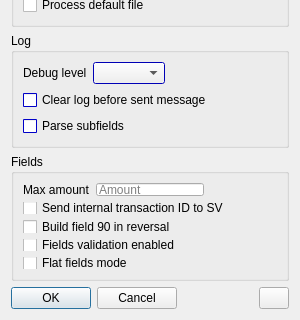
First picture: the form in common/gui/forms/settings.ui, repository FedorIvanov37/sv-terminal, before the edit; both pictures show x 0 to 300 and y 140 to 460 of the 300 by 460 pixel window.
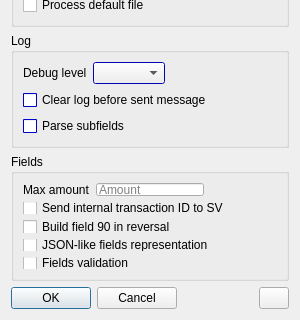
Second picture: the form after the edit.

Commit message: Flat mode changed to JSON mode

```diff
--- a/common/gui/forms/settings.ui
+++ b/common/gui/forms/settings.ui
@@ -231,10 +231,10 @@
         </property>
        </widget>
       </item>
-      <item row="3" column="0">
+      <item row="4" column="0">
        <widget class="QCheckBox" name="ValidationEnabled">
         <property name="text">
-         <string>Fields validation enabled</string>
+         <string>Fields validation</string>
         </property>
        </widget>
       </item>
@@ -279,10 +279,10 @@
         </property>
        </widget>
       </item>
-      <item row="4" column="0">
-       <widget class="QCheckBox" name="FaltMode">
+      <item row="3" column="0">
+       <widget class="QCheckBox" name="JsonMode">
         <property name="text">
-         <string>Flat fields mode</string>
+         <string>JSON-like fields representation </string>
         </property>
        </widget>
       </item>
```
The commit also changes 10 other files.
